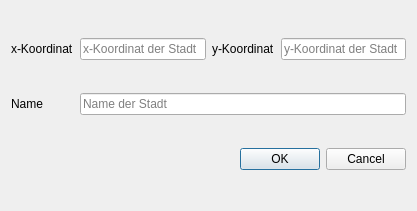
Qt form cityadditionform.ui (MAkinTurkes/RWTH-Versuch9) before a commit.
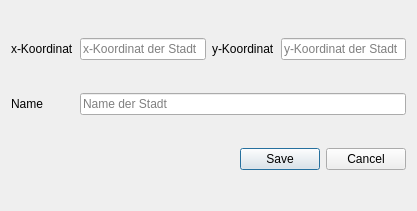
The same form after that commit.

Patch:
```diff
--- a/cityadditionform.ui
+++ b/cityadditionform.ui
@@ -54,7 +54,7 @@
       <enum>Qt::Orientation::Horizontal</enum>
      </property>
      <property name="standardButtons">
-      <set>QDialogButtonBox::StandardButton::Cancel|QDialogButtonBox::StandardButton::Ok</set>
+      <set>QDialogButtonBox::StandardButton::Cancel|QDialogButtonBox::StandardButton::Save</set>
      </property>
     </widget>
    </item>
```
Left out of the diff: 16 changed lines with no effect on the pictures.
